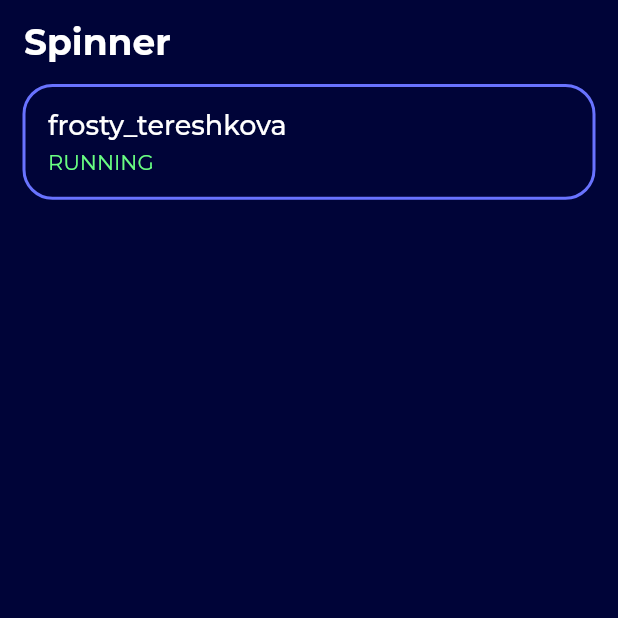
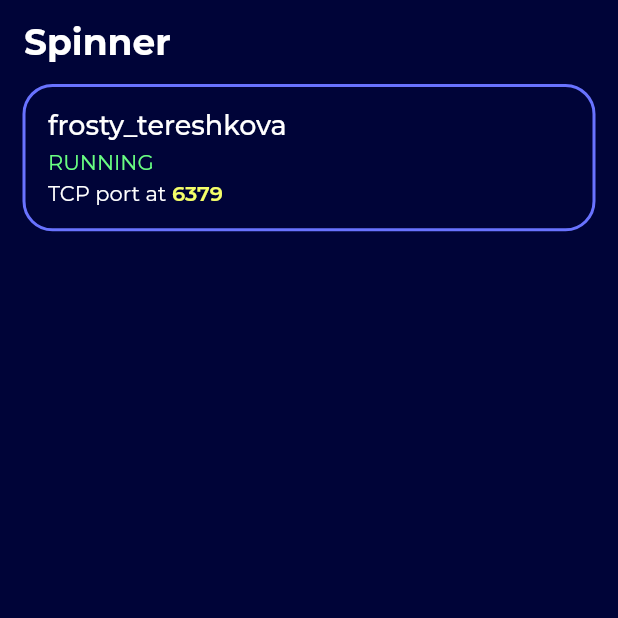
Before and after one commit to 44t4nk1/spinner, a Flutter app: the screen it shows after launch, on a phone screen of 412 x 824 dp, the top half of it. Run offline on Flutter 3.47's test engine with Material 2 defaults, Android fonts, the phone set to English and light mode, and no system bars; our stand-ins replace google_fonts.

```diff
--- a/lib/app/features/dashboard/presentation/widgets/dashboard_card.dart
+++ b/lib/app/features/dashboard/presentation/widgets/dashboard_card.dart
@@ -55,6 +55,20 @@ class DashboardCard extends StatelessWidget {
                 state.toUpperCase(),
                 style: stateFont,
               ),
+              SizedBox(
+                height: sh.hHelper(0.5),
+              ),
+              port != 0
+                  ? RichText(
+                      text: TextSpan(
+                        style: portTextFont,
+                        children: <TextSpan>[
+                          TextSpan(text: '${portType.toUpperCase()} port at '),
+                          TextSpan(text: '$port', style: portFont),
+                        ],
+                      ),
+                    )
+                  : const SizedBox(),
             ],
           ),
         ),
--- a/lib/app/styles/colors.dart
+++ b/lib/app/styles/colors.dart
@@ -3,3 +3,4 @@ import 'package:flutter/material.dart';
 Color primaryBlue = const Color(0xff000438);
 Color secondaryBlue = const Color(0xff6973ff);
 Color primaryGreen = const Color(0xff69ff82);
+Color primaryYellow = const Color(0xfff5ff69);
--- a/lib/app/styles/fonts.dart
+++ b/lib/app/styles/fonts.dart
@@ -25,3 +25,19 @@ TextStyle stateFont = GoogleFonts.montserrat(
     fontSize: 14,
   ),
 );
+
+TextStyle portTextFont = GoogleFonts.montserrat(
+  textStyle: const TextStyle(
+    color: Colors.white,
+    fontWeight: FontWeight.w400,
+    fontSize: 14,
+  ),
+);
+
+TextStyle portFont = GoogleFonts.montserrat(
+  textStyle: TextStyle(
+    color: primaryYellow,
+    fontWeight: FontWeight.w600,
+    fontSize: 14,
+  ),
+);
```
